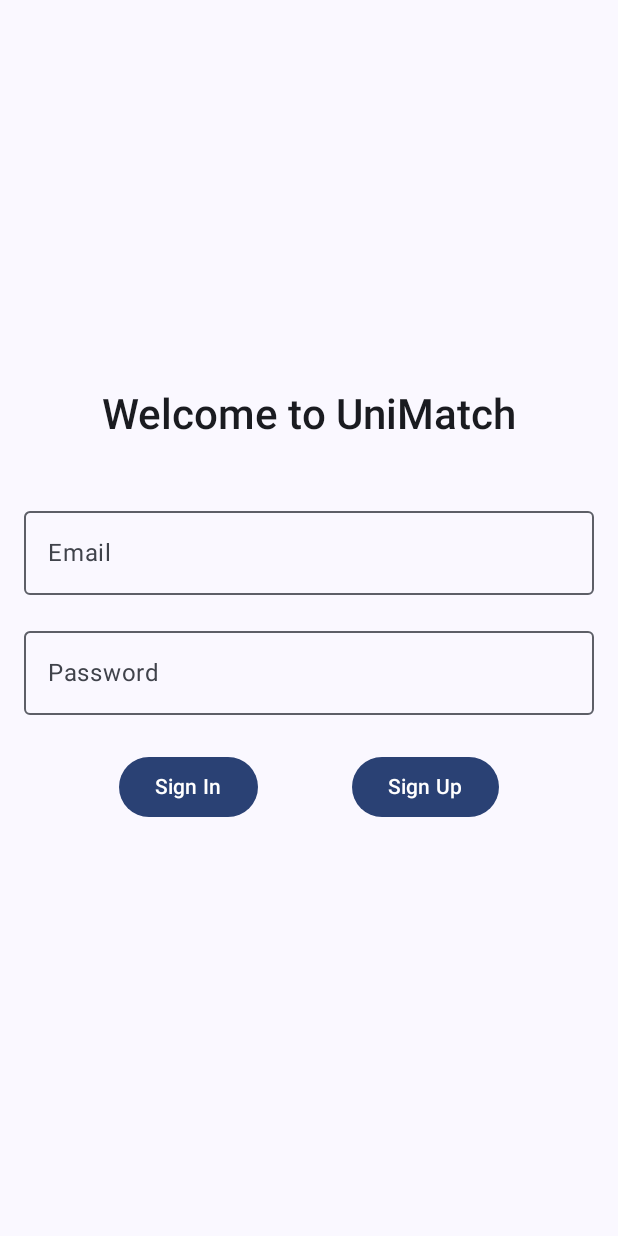
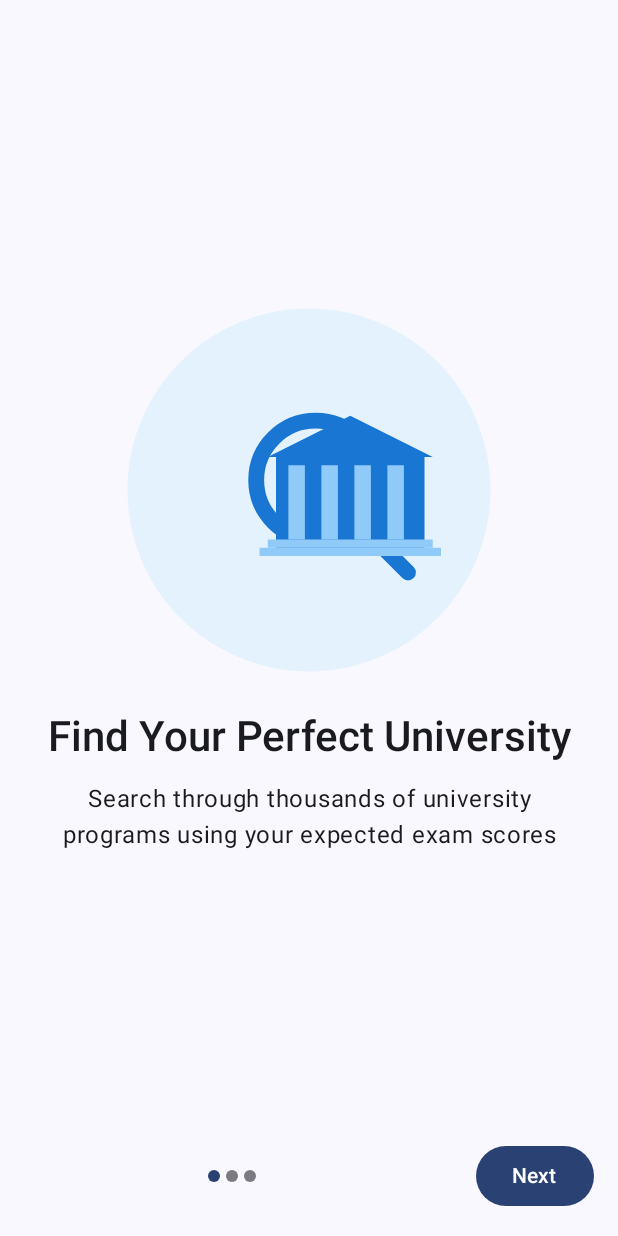
Before and after one commit to sedefelms/UniMatch, an Android app built with Jetpack Compose: the screen it shows after launch (MainActivity), on a phone screen of 412 x 824 dp. Run offline under Robolectric (Android 15) with nearby library versions, the phone set to English and light mode, and no system bars; our stand-ins replace Firebase (no records; nobody signed in at launch, a user with empty details on screens opened directly); libraries missing offline, so code that uses them is left out: org.apache.poi.

Commit message:
Onboarding UI added.

```diff
--- a/app/build.gradle.kts
+++ b/app/build.gradle.kts
@@ -86,4 +86,7 @@ dependencies {
     androidTestImplementation(libs.androidx.ui.test.junit4)
     debugImplementation(libs.androidx.ui.tooling)
     debugImplementation(libs.androidx.ui.test.manifest)
+
+    // DataStore
+    implementation("androidx.datastore:datastore-preferences:1.0.0")
 }
--- a/app/src/main/java/com/example/unimatch/MainActivity.kt
+++ b/app/src/main/java/com/example/unimatch/MainActivity.kt
@@ -19,9 +19,11 @@ import androidx.navigation.compose.currentBackStackEntryAsState
 import androidx.navigation.compose.rememberNavController
 import com.example.unimatch.ui.AuthScreen
 import com.example.unimatch.ui.FavoritesScreen
+import com.example.unimatch.ui.OnboardingScreen
 import com.example.unimatch.ui.ScoreScreen
 import com.example.unimatch.ui.theme.UnimatchTheme
 import com.example.unimatch.viewmodel.AuthViewModel
+import com.example.unimatch.viewmodel.OnboardingViewModel
 import com.example.unimatch.viewmodel.ScoreViewModel
 
 class MainActivity : ComponentActivity() {
@@ -41,8 +43,10 @@ fun UnimatchApp() {
     val navController = rememberNavController()
     val scoreViewModel: ScoreViewModel = viewModel()
     val authViewModel: AuthViewModel = viewModel()
+    val onboardingViewModel: OnboardingViewModel = viewModel()
 
     val isAuthenticated by authViewModel.isAuthenticated.collectAsState()
+    val hasCompletedOnboarding by onboardingViewModel.hasCompletedOnboarding.collectAsState()
     val currentRoute by navController.currentBackStackEntryAsState()
 
     val items = listOf(
@@ -51,7 +55,9 @@ fun UnimatchApp() {
     )
 
     LaunchedEffect(isAuthenticated) {
-        if (!isAuthenticated) {
+        if (!isAuthenticated && currentRoute?.destination?.route != "onboarding") {
+            // Clear view model states
+            scoreViewModel.clearUserData()
             navController.navigate("auth") {
                 popUpTo(0) { inclusive = true }
             }
@@ -60,7 +66,10 @@ fun UnimatchApp() {
 
     Scaffold(
         topBar = {
-            if (isAuthenticated && currentRoute?.destination?.route != "auth") {
+            if (isAuthenticated &&
+                currentRoute?.destination?.route != "auth" &&
+                currentRoute?.destination?.route != "onboarding"
+            ) {
                 TopAppBar(
                     title = { Text("UniMatch") },
                     actions = {
@@ -80,7 +89,10 @@ fun UnimatchApp() {
             }
         },
         bottomBar = {
-            if (isAuthenticated && currentRoute?.destination?.route != "auth") {
+            if (isAuthenticated &&
+                currentRoute?.destination?.route != "auth" &&
+                currentRoute?.destination?.route != "onboarding"
+            ) {
                 NavigationBar {
                     val currentDestination = currentRoute?.destination?.route
                     items.forEach { item ->
@@ -107,9 +119,24 @@ fun UnimatchApp() {
     ) { paddingValues ->
         NavHost(
             navController = navController,
-            startDestination = if (isAuthenticated) "search" else "auth",
+            startDestination = when {
+                !hasCompletedOnboarding -> "onboarding"
+                !isAuthenticated -> "auth"
+                else -> "search"
+            },
             modifier = Modifier.padding(paddingValues)
         ) {
+            composable("onboarding") {
+                OnboardingScreen(
+                    onFinished = {
+                        onboardingViewModel.completeOnboarding()
+                        navController.navigate(if (isAuthenticated) "search" else "auth") {
+                            popUpTo("onboarding") { inclusive = true }
+                        }
+                    }
+                )
+            }
+
             composable("auth") {
                 AuthScreen(
                     viewModel = authViewModel,
--- /dev/null
+++ b/app/src/main/java/com/example/unimatch/data/PreferencesManager.kt
@@ -0,0 +1,29 @@
+package com.example.unimatch.data
+
+import android.content.Context
+import androidx.datastore.core.DataStore
+import androidx.datastore.preferences.core.Preferences
+import androidx.datastore.preferences.core.booleanPreferencesKey
+import androidx.datastore.preferences.core.edit
+import androidx.datastore.preferences.preferencesDataStore
+import kotlinx.coroutines.flow.Flow
+import kotlinx.coroutines.flow.map
+
+private val Context.dataStore: DataStore<Preferences> by preferencesDataStore(name = "settings")
+
+class PreferencesManager(private val context: Context) {
+    companion object {
+        private val HAS_COMPLETED_ONBOARDING = booleanPreferencesKey("has_completed_onboarding")
+    }
+
+    val hasCompletedOnboarding: Flow<Boolean> = context.dataStore.data
+        .map { preferences ->
+            preferences[HAS_COMPLETED_ONBOARDING] ?: false
+        }
+
+    suspend fun setOnboardingCompleted() {
+        context.dataStore.edit { preferences ->
+            preferences[HAS_COMPLETED_ONBOARDING] = true
+        }
+    }
+}
--- /dev/null
+++ b/app/src/main/java/com/example/unimatch/ui/OnboardingScreen.kt
@@ -0,0 +1,149 @@
+package com.example.unimatch.ui
+
+import androidx.lifecycle.viewmodel.compose.viewModel
+import com.example.unimatch.viewmodel.OnboardingViewModel
+
+import androidx.compose.animation.AnimatedVisibility
+import androidx.compose.foundation.ExperimentalFoundationApi
+import androidx.compose.foundation.Image
+import androidx.compose.foundation.layout.*
+import androidx.compose.foundation.pager.HorizontalPager
+import androidx.compose.foundation.pager.rememberPagerState
+import androidx.compose.material3.*
+import androidx.compose.runtime.*
+import androidx.compose.ui.Alignment
+import androidx.compose.ui.Modifier
+import androidx.compose.ui.res.painterResource
+import androidx.compose.ui.text.style.TextAlign
+import androidx.compose.ui.unit.dp
+import com.example.unimatch.R
+
+data class OnboardingPage(
+    val title: String,
+    val description: String,
+    val imageResId: Int
+)
+
+@OptIn(ExperimentalFoundationApi::class)
+@Composable
+fun OnboardingScreen(
+    onFinished: () -> Unit
+) {
+    val pages = listOf(
+        OnboardingPage(
+            title = "Find Your Perfect University",
+            description = "Search through thousands of university programs using your expected exam scores",
+            imageResId = R.drawable.onboarding_search
+        ),
+        OnboardingPage(
+            title = "Save Your Favorites",
+            description = "Keep track of your preferred programs by adding them to your favorites list",
+            imageResId = R.drawable.onboarding_favorites
+        ),
+        OnboardingPage(
+            title = "Get Detailed Information",
+            description = "Access comprehensive information about programs, including quotas, placement statistics, and score ranges",
+            imageResId = R.drawable.onboarding_details
+        )
+    )
+
+    val pagerState = rememberPagerState(pageCount = { pages.size })
+    val isLastPage = pagerState.currentPage == pages.size - 1
+
+    Column(
+        modifier = Modifier.fillMaxSize(),
+        horizontalAlignment = Alignment.CenterHorizontally
+    ) {
+        HorizontalPager(
+            state = pagerState,
+            modifier = Modifier
+                .weight(1f)
+                .fillMaxWidth()
+        ) { page ->
+            OnboardingPage(
+                page = pages[page],
+                modifier = Modifier.padding(24.dp)
+            )
+        }
+
+        Row(
+            modifier = Modifier
+                .padding(horizontal = 16.dp)
+                .padding(bottom = 16.dp),
+            horizontalArrangement = Arrangement.spacedBy(8.dp),
+            verticalAlignment = Alignment.CenterVertically
+        ) {
+            // Page indicators
+            Row(
+                modifier = Modifier.weight(1f),
+                horizontalArrangement = Arrangement.Center
+            ) {
+                repeat(pages.size) { iteration ->
+                    val color = if (pagerState.currentPage == iteration) {
+                        MaterialTheme.colorScheme.primary
+                    } else {
+                        MaterialTheme.colorScheme.outlineVariant
+                    }
+                    Box(
+                        modifier = Modifier
+                            .padding(2.dp)
+                            .size(8.dp)
+                    ) {
+                        Surface(
+                            modifier = Modifier.size(8.dp),
+                            shape = MaterialTheme.shapes.small,
+                            color = color
+                        ) {}
+                    }
+                }
+            }
+
+            // Next/Finish button
+            Button(
+                onClick = {
+                    if (isLastPage) {
+                        onFinished()
+                    } else {
+                        // Scroll to next page
+                    }
+                },
+                modifier = Modifier.padding(start = 16.dp)
+            ) {
+                Text(if (isLastPage) "Get Started" else "Next")
+            }
+        }
+    }
+}
+
+@Composable
+private fun OnboardingPage(
+    page: OnboardingPage,
+    modifier: Modifier = Modifier
+) {
+    Column(
+        modifier = modifier.fillMaxSize(),
+        horizontalAlignment = Alignment.CenterHorizontally,
+        verticalArrangement = Arrangement.Center
+    ) {
+        Image(
+            painter = painterResource(page.imageResId),
+            contentDescription = null,
+            modifier = Modifier
+                .size(280.dp)
+                .padding(bottom = 16.dp)
+        )
+
+        Text(
+            text = page.title,
+            style = MaterialTheme.typography.headlineMedium,
+            textAlign = TextAlign.Center,
+            modifier = Modifier.padding(bottom = 16.dp)
+        )
+
+        Text(
+            text = page.description,
+            style = MaterialTheme.typography.bodyLarge,
+            textAlign = TextAlign.Center
+        )
+    }
+}
--- /dev/null
+++ b/app/src/main/java/com/example/unimatch/viewmodel/OnboardingViewModel.kt
@@ -0,0 +1,27 @@
+package com.example.unimatch.viewmodel
+
+import android.app.Application
+import androidx.lifecycle.AndroidViewModel
+import androidx.lifecycle.viewModelScope
+import com.example.unimatch.data.PreferencesManager
+import kotlinx.coroutines.flow.SharingStarted
+import kotlinx.coroutines.flow.StateFlow
+import kotlinx.coroutines.flow.stateIn
+import kotlinx.coroutines.launch
+
+class OnboardingViewModel(application: Application) : AndroidViewModel(application) {
+    private val preferencesManager = PreferencesManager(application)
+
+    val hasCompletedOnboarding: StateFlow<Boolean> = preferencesManager.hasCompletedOnboarding
+        .stateIn(
+            scope = viewModelScope,
+            started = SharingStarted.WhileSubscribed(5000),
+            initialValue = false
+        )
+
+    fun completeOnboarding() {
+        viewModelScope.launch {
+            preferencesManager.setOnboardingCompleted()
+        }
+    }
+}
--- a/app/src/main/java/com/example/unimatch/viewmodel/ScoreViewModel.kt
+++ b/app/src/main/java/com/example/unimatch/viewmodel/ScoreViewModel.kt
@@ -5,6 +5,7 @@ import androidx.lifecycle.AndroidViewModel
 import androidx.lifecycle.viewModelScope
 import com.example.unimatch.data.ScoreData
 import com.google.firebase.auth.ktx.auth
+import com.google.firebase.firestore.ListenerRegistration
 import com.google.firebase.firestore.ktx.firestore
 import com.google.firebase.ktx.Firebase
 import kotlinx.coroutines.Dispatchers
@@ -18,6 +19,7 @@ import java.io.InputStream
 class ScoreViewModel(application: Application) : AndroidViewModel(application) {
     private val firestore = Firebase.firestore
     private val auth = Firebase.auth
+    private var favoritesListener: ListenerRegistration? = null
 
     private val _scores = MutableStateFlow<List<ScoreData>>(emptyList())
     val scores = _scores.asStateFlow()
@@ -40,19 +42,35 @@ class ScoreViewModel(application: Application) : AndroidViewModel(application) {
     init {
         viewModelScope.launch(Dispatchers.IO) {
             loadExcelData()
-            setupFavoritesListener()
+            setupAuthStateListener()
+        }
+    }
+
+    private fun setupAuthStateListener() {
+        auth.addAuthStateListener { firebaseAuth ->
+            if (firebaseAuth.currentUser != null) {
+                setupFavoritesListener()
+            } else {
+                clearUserData()
+            }
         }
     }
 
     private fun setupFavoritesListener() {
+        // Remove any existing listener
+        favoritesListener?.remove()
+
         val userId = auth.currentUser?.uid ?: return
 
-        firestore.collection("users")
+        // Clear existing favorites before setting up new listener
+        _favoritePrograms.value = emptyList()
+
+        favoritesListener = firestore.collection("users")
             .document(userId)
             .collection("favorites")
             .addSnapshotListener { snapshot, error ->
                 if (error != null) {
-                    // Handle error
+                    println("Error listening to favorites: ${error.message}")
                     return@addSnapshotListener
                 }
 
@@ -84,8 +102,8 @@ class ScoreViewModel(application: Application) : AndroidViewModel(application) {
             _filteredScores.value = emptyList()
 
         } catch (e: Exception) {
+            println("Error loading Excel data: ${e.message}")
             e.printStackTrace()
-            // Handle error appropriately
         }
     }
 
@@ -113,7 +131,7 @@ class ScoreViewModel(application: Application) : AndroidViewModel(application) {
                     )
                 )
             } catch (e: Exception) {
-                e.printStackTrace()
+                println("Error reading row $rowIndex: ${e.message}")
                 continue
             }
         }
@@ -176,13 +194,19 @@ class ScoreViewModel(application: Application) : AndroidViewModel(application) {
                     .set(
                         mapOf(
                             "programKodu" to score.programKodu,
-                            "timestamp" to System.currentTimeMillis()
+                            "timestamp" to System.currentTimeMillis(),
+                            "universityName" to score.universityName,
+                            "programName" to score.programName,
+                            "minScore" to score.minScore,
+                            "scoreType" to score.scoreType,
+                            "universityType" to score.universityType,
+                            "facultyName" to score.facultyName
                         )
                     ).await()
 
             } catch (e: Exception) {
+                println("Error adding to favorites: ${e.message}")
                 e.printStackTrace()
-                // Handle error appropriately
             }
         }
     }
@@ -200,8 +224,8 @@ class ScoreViewModel(application: Application) : AndroidViewModel(application) {
                     .await()
 
             } catch (e: Exception) {
+                println("Error removing from favorites: ${e.message}")
                 e.printStackTrace()
-                // Handle error appropriately
             }
         }
     }
@@ -209,4 +233,16 @@ class ScoreViewModel(application: Application) : AndroidViewModel(application) {
     fun isFavorite(score: ScoreData): Boolean {
         return _favoritePrograms.value.any { it.programKodu == score.programKodu }
     }
+
+    fun clearUserData() {
+        _favoritePrograms.value = emptyList()
+        _filteredScores.value = emptyList()
+        favoritesListener?.remove()
+        favoritesListener = null
+    }
+
+    override fun onCleared() {
+        super.onCleared()
+        favoritesListener?.remove()
+    }
 }
--- /dev/null
+++ b/app/src/main/res/drawable/onboarding_details.xml
@@ -0,0 +1,33 @@
+<vector xmlns:android="http://schemas.android.com/apk/res/android"
+    android:width="240dp"
+    android:height="240dp"
+    android:viewportWidth="240"
+    android:viewportHeight="240">
+  <path
+      android:pathData="M120,120m-110,0a110,110 0,1 1,220 0a110,110 0,1 1,-220 0"
+      android:fillColor="#E3F2FD"/>
+  <path
+      android:pathData="M80,50L160,50A10,10 0,0 1,170 60L170,180A10,10 0,0 1,160 190L80,190A10,10 0,0 1,70 180L70,60A10,10 0,0 1,80 50z"
+      android:fillColor="#1976D2"/>
+  <path
+      android:pathData="M80,55L160,55A5,5 0,0 1,165 60L165,180A5,5 0,0 1,160 185L80,185A5,5 0,0 1,75 180L75,60A5,5 0,0 1,80 55z"
+      android:fillColor="#ffffff"/>
+  <path
+      android:pathData="M110,40L130,40A5,5 0,0 1,135 45L135,55A5,5 0,0 1,130 60L110,60A5,5 0,0 1,105 55L105,45A5,5 0,0 1,110 40z"
+      android:fillColor="#90CAF9"/>
+  <path
+      android:pathData="M89,70L151,70A4,4 0,0 1,155 74L155,74A4,4 0,0 1,151 78L89,78A4,4 0,0 1,85 74L85,74A4,4 0,0 1,89 70z"
+      android:fillColor="#E3F2FD"/>
+  <path
+      android:pathData="M89,90L131,90A4,4 0,0 1,135 94L135,94A4,4 0,0 1,131 98L89,98A4,4 0,0 1,85 94L85,94A4,4 0,0 1,89 90z"
+      android:fillColor="#E3F2FD"/>
+  <path
+      android:pathData="M89,110L141,110A4,4 0,0 1,145 114L145,114A4,4 0,0 1,141 118L89,118A4,4 0,0 1,85 114L85,114A4,4 0,0 1,89 110z"
+      android:fillColor="#E3F2FD"/>
+  <path
+      android:pathData="M89,130L121,130A4,4 0,0 1,125 134L125,134A4,4 0,0 1,121 138L89,138A4,4 0,0 1,85 134L85,134A4,4 0,0 1,89 130z"
+      android:fillColor="#E3F2FD"/>
+  <path
+      android:pathData="M89,150L136,150A4,4 0,0 1,140 154L140,154A4,4 0,0 1,136 158L89,158A4,4 0,0 1,85 154L85,154A4,4 0,0 1,89 150z"
+      android:fillColor="#E3F2FD"/>
+</vector>
--- /dev/null
+++ b/app/src/main/res/drawable/onboarding_favorites.xml
@@ -0,0 +1,21 @@
+<vector xmlns:android="http://schemas.android.com/apk/res/android"
+    android:width="240dp"
+    android:height="240dp"
+    android:viewportWidth="240"
+    android:viewportHeight="240">
+  <path
+      android:pathData="M120,120m-110,0a110,110 0,1 1,220 0a110,110 0,1 1,-220 0"
+      android:fillColor="#E3F2FD"/>
+  <path
+      android:pathData="M75,70L145,70A5,5 0,0 1,150 75L150,165A5,5 0,0 1,145 170L75,170A5,5 0,0 1,70 165L70,75A5,5 0,0 1,75 70z"
+      android:fillColor="#90CAF9"/>
+  <path
+      android:pathData="M85,65L155,65A5,5 0,0 1,160 70L160,160A5,5 0,0 1,155 165L85,165A5,5 0,0 1,80 160L80,70A5,5 0,0 1,85 65z"
+      android:fillColor="#64B5F6"/>
+  <path
+      android:pathData="M95,60L165,60A5,5 0,0 1,170 65L170,155A5,5 0,0 1,165 160L95,160A5,5 0,0 1,90 155L90,65A5,5 0,0 1,95 60z"
+      android:fillColor="#1976D2"/>
+  <path
+      android:pathData="M123.69,107.69A16,16 103.28,0 1,146.31 107.69A16,16 103.28,0 1,146.31 130.31A16,16 103.28,0 1,123.69 130.31A16,16 103.28,0 1,123.69 107.69Z"
+      android:fillColor="#FF4081"/>
+</vector>
--- /dev/null
+++ b/app/src/main/res/drawable/onboarding_search.xml
@@ -0,0 +1,44 @@
+<vector xmlns:android="http://schemas.android.com/apk/res/android"
+    android:width="240dp"
+    android:height="240dp"
+    android:viewportWidth="240"
+    android:viewportHeight="240">
+  <path
+      android:pathData="M120,120m-110,0a110,110 0,1 1,220 0a110,110 0,1 1,-220 0"
+      android:fillColor="#E3F2FD"/>
+  <path
+      android:pathData="M124,114m-36,0a36,36 0,1 1,72 0a36,36 0,1 1,-72 0"
+      android:strokeWidth="9.6"
+      android:fillColor="#00000000"
+      android:strokeColor="#1976D2"/>
+  <path
+      android:fillColor="#FF000000"
+      android:pathData="M148,138L180,170"
+      android:strokeWidth="9.6"
+      android:strokeColor="#1976D2"
+      android:strokeLineCap="round"/>
+  <path
+      android:pathData="M145,75L195,100L95,100Z"
+      android:fillColor="#1976D2"/>
+  <path
+      android:pathData="M100,100l90,0l0,60l-90,0z"
+      android:fillColor="#1976D2"/>
+  <path
+      android:pathData="M107.5,105l10,0l0,45l-10,0z"
+      android:fillColor="#90CAF9"/>
+  <path
+      android:pathData="M127.5,105l10,0l0,45l-10,0z"
+      android:fillColor="#90CAF9"/>
+  <path
+      android:pathData="M147.5,105l10,0l0,45l-10,0z"
+      android:fillColor="#90CAF9"/>
+  <path
+      android:pathData="M167.5,105l10,0l0,45l-10,0z"
+      android:fillColor="#90CAF9"/>
+  <path
+      android:pathData="M95,150l100,0l0,5l-100,0z"
+      android:fillColor="#90CAF9"/>
+  <path
+      android:pathData="M90,155l110,0l0,5l-110,0z"
+      android:fillColor="#90CAF9"/>
+</vector>
```
Also changed, not shown: 3 other files.
